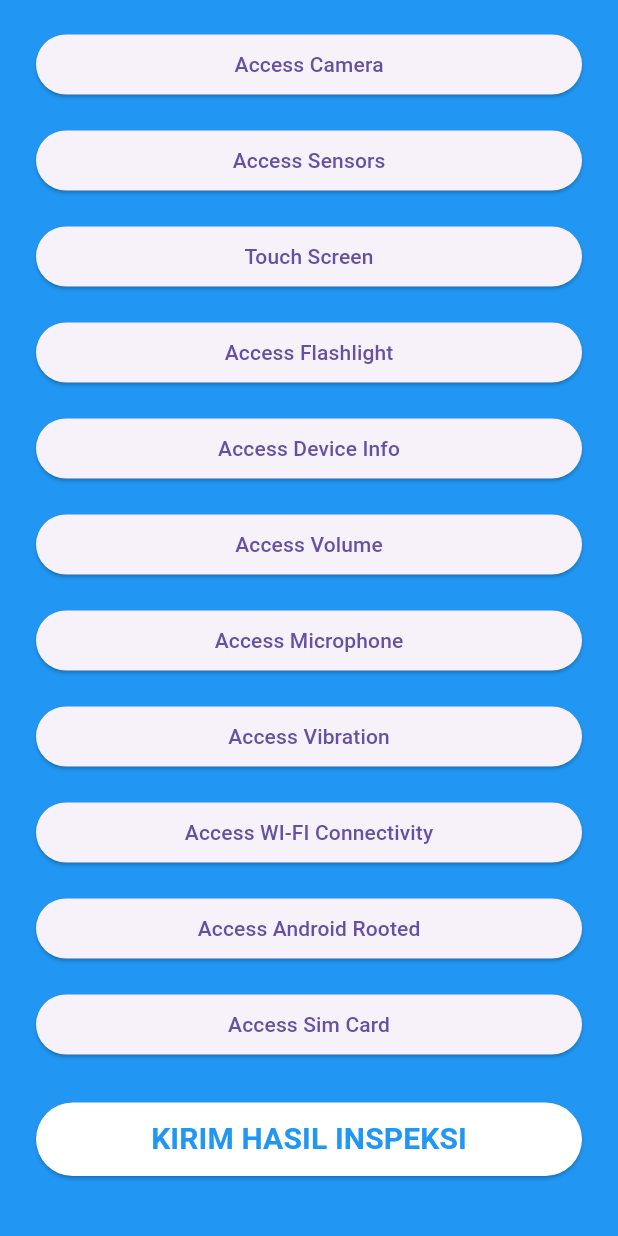
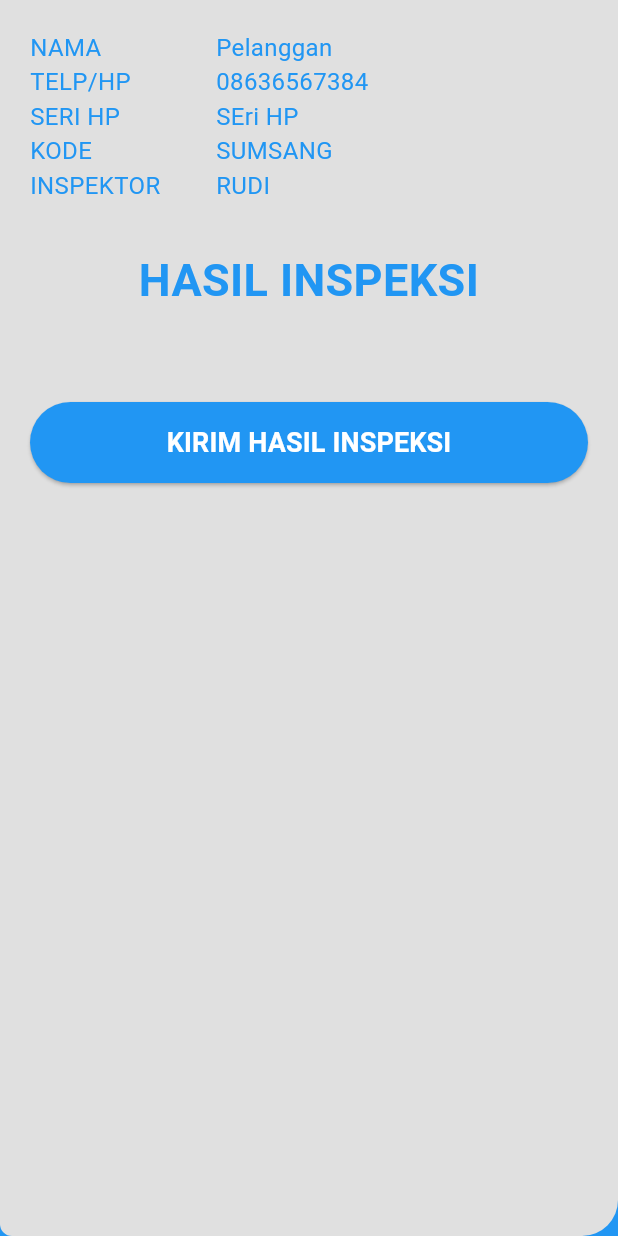
Before and after one commit to amiqyolo/gitss, a Flutter app: the MenusInspectionView screen opened by its route, scrolled down 194 dp, after a tap on "KIRIM HASIL INSPEKSI", on a phone screen of 412 x 824 dp. Run offline on Flutter 3.47's test engine with Material 3 defaults, Android fonts, the phone set to English and light mode, and no system bars; our stand-ins replace audioplayers, camera, connectivity_plus, device_info_plus, flutter_svg, get and 2 more; missing offline and left inert: disk_space_2, flutter_sound, torch_light, volume_controller.

Commit message:
create inspection detail screen

```diff
--- /dev/null
+++ b/lib/app/modules/inspection_detail_feature/bindings/inspection_detail_feature_binding.dart
@@ -0,0 +1,12 @@
+import 'package:get/get.dart';
+
+import '../controllers/inspection_detail_feature_controller.dart';
+
+class InspectionDetailFeatureBinding extends Bindings {
+  @override
+  void dependencies() {
+    Get.lazyPut<InspectionDetailFeatureController>(
+      () => InspectionDetailFeatureController(),
+    );
+  }
+}
--- /dev/null
+++ b/lib/app/modules/inspection_detail_feature/controllers/inspection_detail_feature_controller.dart
@@ -0,0 +1,20 @@
+import 'package:get/get.dart';
+
+class InspectionDetailFeatureController extends GetxController {
+  final Map<String, dynamic> inspectionResults = {};
+
+  @override
+  void onInit() {
+    super.onInit();
+  }
+
+  @override
+  void onReady() {
+    super.onReady();
+  }
+
+  @override
+  void onClose() {
+    super.onClose();
+  }
+}
--- /dev/null
+++ b/lib/app/modules/inspection_detail_feature/views/inspection_detail_feature_view.dart
@@ -0,0 +1,232 @@
+import 'package:flutter/material.dart';
+
+import 'package:get/get.dart';
+
+import '../controllers/inspection_detail_feature_controller.dart';
+
+class InspectionDetailFeatureView
+    extends GetView<InspectionDetailFeatureController> {
+  const InspectionDetailFeatureView({super.key});
+  @override
+  Widget build(BuildContext context) {
+    return Scaffold(
+      backgroundColor: Colors.blue,
+      body: Stack(
+        children: [
+          Column(
+            children: [
+              Expanded(
+                flex: 5,
+                child: Container(
+                  decoration: BoxDecoration(
+                    borderRadius: BorderRadius.only(
+                      bottomRight: Radius.circular(24),
+                      bottomLeft: Radius.circular(8),
+                    ),
+                    color: Colors.grey[300],
+                  ),
+                ),
+              ),
+            ],
+          ),
+          ListView(
+            padding: EdgeInsets.all(20.0),
+            children: [
+              Column(
+                crossAxisAlignment: CrossAxisAlignment.stretch,
+                children: [
+                  Row(
+                    children: [
+                      Expanded(
+                        child: Text(
+                          'NAMA',
+                          style: TextStyle(
+                            color: Colors.blue,
+                            fontWeight: FontWeight.normal,
+                            fontSize: 16.0,
+                          ),
+                        ),
+                      ),
+                      Expanded(
+                        flex: 2,
+                        child: Text(
+                          'Pelanggan',
+                          style: TextStyle(
+                            color: Colors.blue,
+                            fontWeight: FontWeight.normal,
+                            fontSize: 16.0,
+                          ),
+                        ),
+                      ),
+                    ],
+                  ),
+                  Row(
+                    children: [
+                      Expanded(
+                        child: Text(
+                          'TELP/HP',
+                          style: TextStyle(
+                            color: Colors.blue,
+                            fontWeight: FontWeight.normal,
+                            fontSize: 16.0,
+                          ),
+                        ),
+                      ),
+                      Expanded(
+                        flex: 2,
+                        child: Text(
+                          '08636567384',
+                          style: TextStyle(
+                            color: Colors.blue,
+                            fontWeight: FontWeight.normal,
+                            fontSize: 16.0,
+                          ),
+                        ),
+                      ),
+                    ],
+                  ),
+                  Row(
+                    children: [
+                      Expanded(
+                        child: Text(
+                          'SERI HP',
+                          style: TextStyle(
+                            color: Colors.blue,
+                            fontWeight: FontWeight.normal,
+                            fontSize: 16.0,
+                          ),
+                        ),
+                      ),
+                      Expanded(
+                        flex: 2,
+                        child: Text(
+                          "SEri HP",
+                          style: TextStyle(
+                            color: Colors.blue,
+                            fontWeight: FontWeight.normal,
+                            fontSize: 16.0,
+                          ),
+                        ),
+                      ),
+                    ],
+                  ),
+                  Row(
+                    children: [
+                      Expanded(
+                        child: Text(
+                          'KODE',
+                          style: TextStyle(
+                            color: Colors.blue,
+                            fontWeight: FontWeight.normal,
+                            fontSize: 16.0,
+                          ),
+                        ),
+                      ),
+                      Expanded(
+                        flex: 2,
+                        child: Text(
+                          'SUMSANG',
+                          style: TextStyle(
+                            color: Colors.blue,
+                            fontWeight: FontWeight.normal,
+                            fontSize: 16.0,
+                          ),
+                        ),
+                      ),
+                    ],
+                  ),
+                  Row(
+                    children: [
+                      Expanded(
+                        child: Text(
+                          'INSPEKTOR',
+                          style: TextStyle(
+                            color: Colors.blue,
+                            fontWeight: FontWeight.normal,
+                            fontSize: 16.0,
+                          ),
+                        ),
+                      ),
+                      Expanded(
+                        flex: 2,
+                        child: Text(
+                          'RUDI',
+                          style: TextStyle(
+                            color: Colors.blue,
+                            fontWeight: FontWeight.normal,
+                            fontSize: 16.0,
+                          ),
+                        ),
+                      ),
+                    ],
+                  ),
+                ],
+              ),
+              SizedBox(height: 30.0),
+              Text(
+                'HASIL INSPEKSI',
+                textAlign: TextAlign.center,
+                style: TextStyle(
+                  color: Colors.blue,
+                  fontSize: 30,
+                  fontWeight: FontWeight.w600,
+                ),
+              ),
+              SizedBox(height: 10.0),
+              Obx(
+                    () {
+                  return ListView(
+                    physics: BouncingScrollPhysics(),
+                    shrinkWrap: true,
+                    children: controller.inspectionResults.entries.map((entry) {
+                      return Row(
+                        children: [
+                          Expanded(
+                            child: Text(
+                              entry.key,
+                              style: TextStyle(
+                                color: Colors.blue,
+                                fontSize: 16,
+                              ),
+                            ),
+                          ),
+                          Expanded(
+                            child: Text(
+                              entry.value,
+                              style: TextStyle(
+                                color: Colors.blue,
+                                fontSize: 16,
+                              ),
+                            ),
+                          ),
+                        ],
+                      );
+                    }).toList(),
+                  );
+                },
+              ),
+              SizedBox(height: 50.0),
+              ElevatedButton(
+                style: ButtonStyle(
+                  backgroundColor: WidgetStatePropertyAll(Colors.blue),
+                  padding: WidgetStatePropertyAll(EdgeInsets.symmetric(vertical: 14.0),),
+                ),
+                onPressed: () {
+                  // Get.offAll(() => ClosedScreen());
+                },
+                child: Text(
+                  'KIRIM HASIL INSPEKSI',
+                  style: TextStyle(
+                    color: Colors.white,
+                    fontWeight: FontWeight.bold,
+                    fontSize: 18.0,
+                  ),
+                ),
+              ),
+            ],
+          ),
+        ],
+      ),
+    );
+  }
+}
--- a/lib/app/modules/menus_inspection/views/menus_inspection_view.dart
+++ b/lib/app/modules/menus_inspection/views/menus_inspection_view.dart
@@ -214,7 +214,7 @@ class MenusInspectionView extends GetView<MenusInspectionController> {
                       padding: WidgetStatePropertyAll(EdgeInsets.all(10.0)),
                     ),
                     onPressed: () {
-                      // Get.to(() => ResultsScreen());
+                      Get.toNamed(Routes.INSPECTION_DETAIL_FEATURE);
                     },
                     child: const Text(
                       'KIRIM HASIL INSPEKSI',
--- a/lib/app/routes/app_pages.dart
+++ b/lib/app/routes/app_pages.dart
@@ -16,6 +16,8 @@ import '../modules/home/bindings/home_binding.dart';
 import '../modules/home/views/home_view.dart';
 import '../modules/input_inspection/bindings/input_inspection_binding.dart';
 import '../modules/input_inspection/views/input_inspection_view.dart';
+import '../modules/inspection_detail_feature/bindings/inspection_detail_feature_binding.dart';
+import '../modules/inspection_detail_feature/views/inspection_detail_feature_view.dart';
 import '../modules/inspection_result/bindings/inspection_result_binding.dart';
 import '../modules/inspection_result/views/inspection_result_view.dart';
 import '../modules/login/bindings/login_binding.dart';
@@ -177,5 +179,10 @@ class AppPages {
       page: () => const DeviceInfoFeatureView(),
       binding: DeviceInfoFeatureBinding(),
     ),
+    GetPage(
+      name: _Paths.INSPECTION_DETAIL_FEATURE,
+      page: () => const InspectionDetailFeatureView(),
+      binding: InspectionDetailFeatureBinding(),
+    ),
   ];
 }
--- a/lib/app/routes/app_routes.dart
+++ b/lib/app/routes/app_routes.dart
@@ -28,6 +28,7 @@ abstract class Routes {
   static const ROOTED_FEATURE = _Paths.ROOTED_FEATURE;
   static const SIM_CARD_FEATURE = _Paths.SIM_CARD_FEATURE;
   static const DEVICE_INFO_FEATURE = _Paths.DEVICE_INFO_FEATURE;
+  static const INSPECTION_DETAIL_FEATURE = _Paths.INSPECTION_DETAIL_FEATURE;
 }
 
 abstract class _Paths {
@@ -57,4 +58,5 @@ abstract class _Paths {
   static const ROOTED_FEATURE = '/rooted-feature';
   static const SIM_CARD_FEATURE = '/sim-card-feature';
   static const DEVICE_INFO_FEATURE = '/device-info-feature';
+  static const INSPECTION_DETAIL_FEATURE = '/inspection-detail-feature';
 }
```
